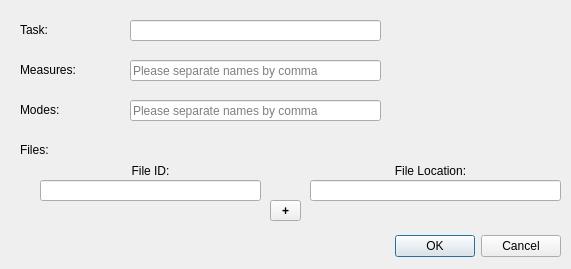
LabNeuroCogDevel/LNCDschedule, file ui/add_task.ui: the form before one commit.
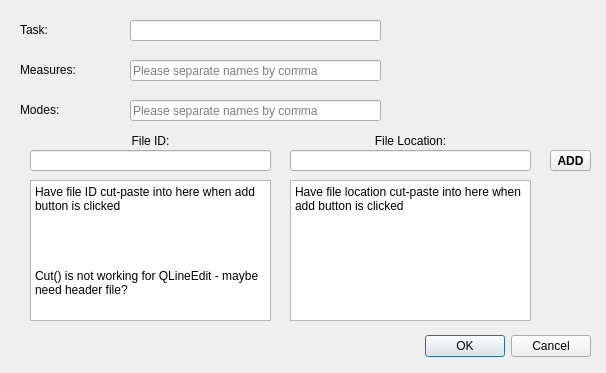
The form after the commit.

Commit message: continuing to work on general structure for adding file id/location for #36

Patch:
```diff
--- a/ui/add_task.ui
+++ b/ui/add_task.ui
@@ -6,8 +6,8 @@
    <rect>
     <x>0</x>
     <y>0</y>
-    <width>571</width>
-    <height>269</height>
+    <width>606</width>
+    <height>373</height>
    </rect>
   </property>
   <property name="cursor">
@@ -19,8 +19,8 @@
   <widget class="QDialogButtonBox" name="buttonBox">
    <property name="geometry">
     <rect>
-     <x>220</x>
-     <y>230</y>
+     <x>250</x>
+     <y>330</y>
      <width>341</width>
      <height>32</height>
     </rect>
@@ -107,35 +107,25 @@
     <string>Please separate names by comma</string>
    </property>
   </widget>
-  <widget class="QLabel" name="file_label">
-   <property name="geometry">
-    <rect>
-     <x>20</x>
-     <y>140</y>
-     <width>101</width>
-     <height>20</height>
-    </rect>
-   </property>
-   <property name="text">
-    <string>Files:</string>
-   </property>
-  </widget>
   <widget class="QLineEdit" name="file_id_text">
    <property name="geometry">
     <rect>
-     <x>40</x>
-     <y>180</y>
-     <width>221</width>
+     <x>30</x>
+     <y>150</y>
+     <width>241</width>
      <height>21</height>
     </rect>
    </property>
+   <property name="text">
+    <string/>
+   </property>
   </widget>
   <widget class="QLineEdit" name="file_location_text">
    <property name="geometry">
     <rect>
-     <x>310</x>
-     <y>180</y>
-     <width>251</width>
+     <x>290</x>
+     <y>150</y>
+     <width>241</width>
      <height>21</height>
     </rect>
    </property>
@@ -144,7 +134,7 @@
    <property name="geometry">
     <rect>
      <x>100</x>
-     <y>160</y>
+     <y>130</y>
      <width>101</width>
      <height>21</height>
     </rect>
@@ -159,8 +149,8 @@
   <widget class="QLabel" name="file_location_label">
    <property name="geometry">
     <rect>
-     <x>380</x>
-     <y>160</y>
+     <x>360</x>
+     <y>130</y>
      <width>101</width>
      <height>21</height>
     </rect>
@@ -175,9 +165,9 @@
   <widget class="QToolButton" name="add_file_button">
    <property name="geometry">
     <rect>
-     <x>270</x>
-     <y>200</y>
-     <width>31</width>
+     <x>550</x>
+     <y>150</y>
+     <width>41</width>
      <height>21</height>
     </rect>
    </property>
@@ -188,7 +178,46 @@
     </font>
    </property>
    <property name="text">
-    <string>+</string>
+    <string>ADD</string>
+   </property>
+  </widget>
+  <widget class="QTextEdit" name="file_id_list">
+   <property name="geometry">
+    <rect>
+     <x>30</x>
+     <y>180</y>
+     <width>241</width>
+     <height>141</height>
+    </rect>
+   </property>
+   <property name="html">
+    <string>&lt;!DOCTYPE HTML PUBLIC &quot;-//W3C//DTD HTML 4.0//EN&quot; &quot;http://www.w3.org/TR/REC-html40/strict.dtd&quot;&gt;
+&lt;html&gt;&lt;head&gt;&lt;meta name=&quot;qrichtext&quot; content=&quot;1&quot; /&gt;&lt;style type=&quot;text/css&quot;&gt;
+p, li { white-space: pre-wrap; }
+&lt;/style&gt;&lt;/head&gt;&lt;body style=&quot; font-family:'Sans Serif'; font-size:9pt; font-weight:400; font-style:normal;&quot;&gt;
+&lt;p style=&quot; margin-top:0px; margin-bottom:0px; margin-left:0px; margin-right:0px; -qt-block-indent:0; text-indent:0px;&quot;&gt;&lt;span style=&quot; font-family:'Sans Serif';&quot;&gt;Have file ID cut-paste into here when add button is clicked&lt;/span&gt;&lt;/p&gt;
+&lt;p style=&quot;-qt-paragraph-type:empty; margin-top:0px; margin-bottom:0px; margin-left:0px; margin-right:0px; -qt-block-indent:0; text-indent:0px; font-family:'Sans Serif';&quot;&gt;&lt;br /&gt;&lt;/p&gt;
+&lt;p style=&quot;-qt-paragraph-type:empty; margin-top:0px; margin-bottom:0px; margin-left:0px; margin-right:0px; -qt-block-indent:0; text-indent:0px; font-family:'Sans Serif';&quot;&gt;&lt;br /&gt;&lt;/p&gt;
+&lt;p style=&quot;-qt-paragraph-type:empty; margin-top:0px; margin-bottom:0px; margin-left:0px; margin-right:0px; -qt-block-indent:0; text-indent:0px; font-family:'Sans Serif';&quot;&gt;&lt;br /&gt;&lt;/p&gt;
+&lt;p style=&quot;-qt-paragraph-type:empty; margin-top:0px; margin-bottom:0px; margin-left:0px; margin-right:0px; -qt-block-indent:0; text-indent:0px; font-family:'Sans Serif';&quot;&gt;&lt;br /&gt;&lt;/p&gt;
+&lt;p style=&quot; margin-top:0px; margin-bottom:0px; margin-left:0px; margin-right:0px; -qt-block-indent:0; text-indent:0px;&quot;&gt;&lt;span style=&quot; font-family:'Sans Serif';&quot;&gt;Cut() is not working for QLineEdit - maybe need header file?&lt;/span&gt;&lt;/p&gt;&lt;/body&gt;&lt;/html&gt;</string>
+   </property>
+  </widget>
+  <widget class="QTextEdit" name="file_location_list">
+   <property name="geometry">
+    <rect>
+     <x>290</x>
+     <y>180</y>
+     <width>241</width>
+     <height>141</height>
+    </rect>
+   </property>
+   <property name="html">
+    <string>&lt;!DOCTYPE HTML PUBLIC &quot;-//W3C//DTD HTML 4.0//EN&quot; &quot;http://www.w3.org/TR/REC-html40/strict.dtd&quot;&gt;
+&lt;html&gt;&lt;head&gt;&lt;meta name=&quot;qrichtext&quot; content=&quot;1&quot; /&gt;&lt;style type=&quot;text/css&quot;&gt;
+p, li { white-space: pre-wrap; }
+&lt;/style&gt;&lt;/head&gt;&lt;body style=&quot; font-family:'Sans Serif'; font-size:9pt; font-weight:400; font-style:normal;&quot;&gt;
+&lt;p style=&quot; margin-top:0px; margin-bottom:0px; margin-left:0px; margin-right:0px; -qt-block-indent:0; text-indent:0px;&quot;&gt;&lt;span style=&quot; font-family:'Sans Serif';&quot;&gt;Have file location cut-paste into here when add button is clicked&lt;/span&gt;&lt;/p&gt;&lt;/body&gt;&lt;/html&gt;</string>
    </property>
   </widget>
  </widget>
```
Left out of the diff: 66 changed lines with no effect on the pictures.
